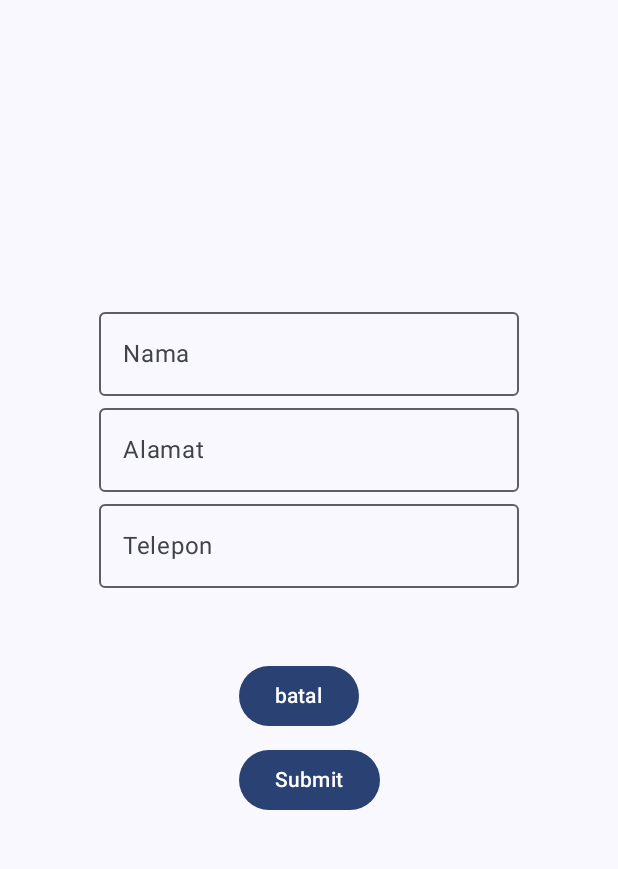
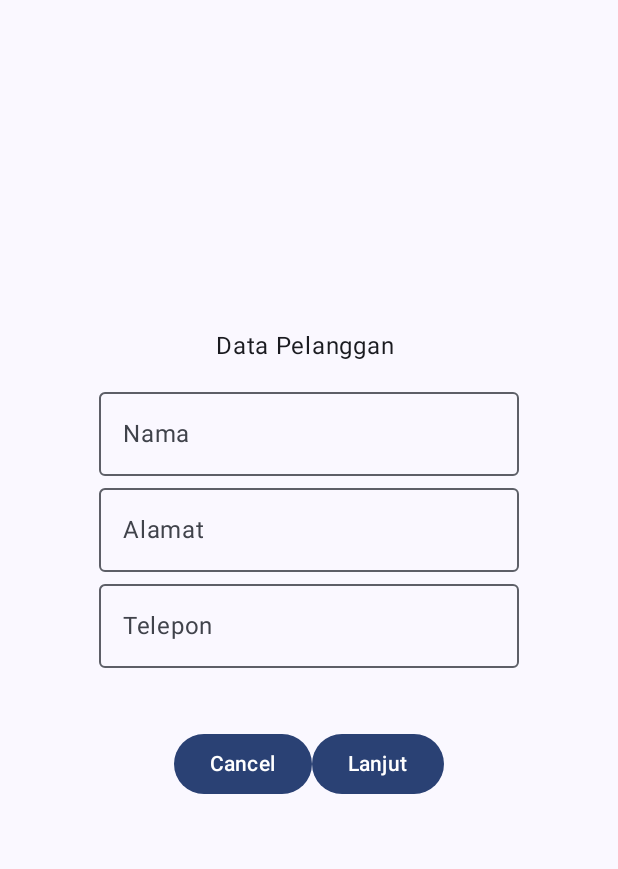
Before and after one commit to SofiMirandaaa/076_NavigationWithData, an Android app built with Jetpack Compose: the Form screen opened through its navigation route, on a phone screen of 412 x 824 dp, the part 96-965 px from its top. Run offline under Robolectric (Android 15) with nearby library versions, the phone set to English and light mode, and no system bars.

Commit message:
mengubah letak button cancel

```diff
--- a/app/src/main/java/com/example/navigationwithdata/HalamanForm.kt
+++ b/app/src/main/java/com/example/navigationwithdata/HalamanForm.kt
@@ -5,6 +5,7 @@ import androidx.compose.foundation.layout.Column
 import androidx.compose.foundation.layout.Row
 import androidx.compose.foundation.layout.Spacer
 import androidx.compose.foundation.layout.fillMaxSize
+import androidx.compose.foundation.layout.fillMaxWidth
 import androidx.compose.foundation.layout.padding
 import androidx.compose.material3.Button
 import androidx.compose.material3.ExperimentalMaterial3Api
@@ -49,6 +50,8 @@ fun HalamanForm(
             .fillMaxSize()
     )
     {
+        Text(text = "Data Pelanggan ")
+        Spacer(modifier = Modifier.padding(5.dp))
 
         OutlinedTextField(value = namaTxt, onValueChange = {
             namaTxt = it
@@ -66,19 +69,24 @@ fun HalamanForm(
             Text(text = "Telepon")
         })
         Spacer(modifier = Modifier.padding(16.dp))
-        Row(
+        Column(
             modifier = Modifier
                 .weight(1f, false)
-                .padding(dimensionResource(R.dimen.padding_medium))
+                .padding(dimensionResource(R.dimen.padding_small
+                )) ,
+            verticalArrangement = Arrangement.spacedBy(dimensionResource(R.dimen.padding_medium))
         ) {
-            Column(
-                verticalArrangement = Arrangement.spacedBy(dimensionResource(R.dimen.padding_small))
+            Row(
+                modifier = Modifier
+                    .fillMaxWidth()
+                    .padding(horizontal = dimensionResource(R.dimen.padding_medium)),
+                horizontalArrangement = Arrangement.Center,
             ) {
                 Button(onClick = onCancelButtonClicked) {
                     Text(stringResource(R.string.cancel))
                 }
                 Button(onClick = { onSubmitButtonClick(listDataTxt) }) {
-                    Text(text = stringResource(id = R.string.submit))
+                    Text(text = stringResource(id = R.string.next))
 
                 }
             }
--- a/app/src/main/java/com/example/navigationwithdata/HalamanSatu.kt
+++ b/app/src/main/java/com/example/navigationwithdata/HalamanSatu.kt
@@ -100,11 +100,8 @@ fun HalamanSatu(
             )
             Row(
                 modifier = Modifier
-                    .fillMaxWidth()
                     .padding(dimensionResource(R.dimen.padding_medium))
                     .weight(1f, false),
-                horizontalArrangement = Arrangement.spacedBy(dimensionResource(R.dimen.padding_medium)),
-                verticalAlignment = Alignment.Bottom
             ) {
                 OutlinedButton(modifier = Modifier.weight(1f), onClick = onCancelButtonClicked) {
                     Text(stringResource(R.string.cancel))
--- a/app/src/main/res/values/strings.xml
+++ b/app/src/main/res/values/strings.xml
@@ -1,22 +1,22 @@
 <resources>
     <string name="app_name">NavigationWithData</string>
-    <string name="back_button">kembali</string>
-    <string name="nama">Nama</string>
+    <string name="back_button">Kembali</string>
+    <string name="nama">Nama Pelanggan</string>
     <string name="alamat">Alamat</string>
     <string name="telepon">No Telepon</string>
     <string name="submit">Submit</string>
-    <string name="confirm">konfirmasi</string>
-    <string name="next">lanjut</string>
-    <string name="cancel">batal</string>
-    <string name="vanilla">vanilla</string>
-    <string name="lemon">lemon</string>
-    <string name="original">original</string>
-    <string name="milk">milk</string>
-    <string name="lychee">lyche</string>
-    <string name="order_summary">ringkasan order</string>
-    <string name="send">send order to another app</string>
-    <string name="quantity">jumlah</string>
-    <string name="flavour">rasa</string>
-    <string name="subtotal_price">subtotal : Rp %s </string>
-    <string name="total_price">total %s</string>
+    <string name="confirm">Konfirmasi</string>
+    <string name="next">Lanjut</string>
+    <string name="cancel">Cancel</string>
+    <string name="vanilla">Vanilla</string>
+    <string name="lemon">Lemon</string>
+    <string name="original">Original</string>
+    <string name="milk">Milk</string>
+    <string name="lychee">Lyche</string>
+    <string name="order_summary">Ringkasan Order</string>
+    <string name="send">Send Order to Another App</string>
+    <string name="quantity">Jumlah</string>
+    <string name="flavour">Rasa</string>
+    <string name="subtotal_price">Subtotal : Rp %s </string>
+    <string name="total_price">Total %s</string>
 </resources>
```
Also changed, not shown: app/src/main/java/com/example/navigationwithdata/HalamanDua.kt (+5 -4 lines).
